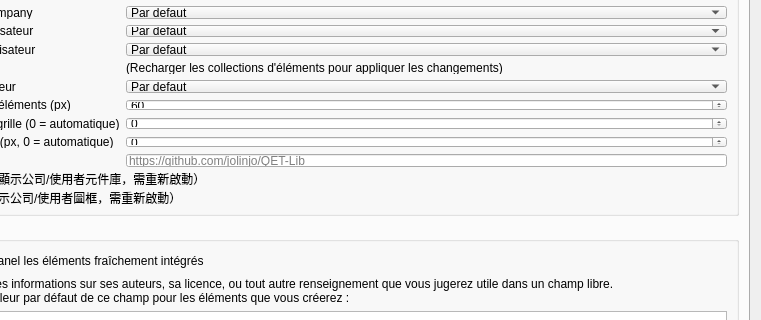
Qt form sources/ui/configpage/generalconfigurationpage.ui (jolinjo/QET) before a commit; both pictures show x 194 to 955 and y 106 to 426 of the 955 by 625 pixel window.
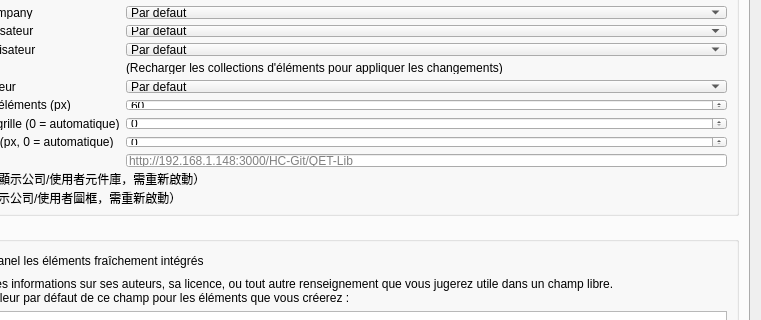
The same form after that commit.

Commit message:
元件庫更新預設來源改為內網 Gitea（http://192.168.1.148:3000/HC-Git/QET-Lib）
- 原預設為 GitHub jolinjo/QET-Lib（需外網）；改為內網 QET-Lib，無外網也能更新。
- 三處程式碼預設 + .ui placeholder 一併更新。
- 註：已在舊版設定過此欄的機器會保留原值（GitHub），需手動改或另做遷移。
- CMakeLists 版號 2.3.0 → 2.3.1

```diff
--- a/sources/ui/configpage/generalconfigurationpage.ui
+++ b/sources/ui/configpage/generalconfigurationpage.ui
@@ -440,7 +440,7 @@
           <item row="11" column="1">
            <widget class="QLineEdit" name="m_library_git_url_le">
             <property name="placeholderText">
-             <string>https://github.com/jolinjo/QET-Lib</string>
+             <string>http://192.168.1.148:3000/HC-Git/QET-Lib</string>
             </property>
            </widget>
           </item>
```
The commit also changes 3 other files.
